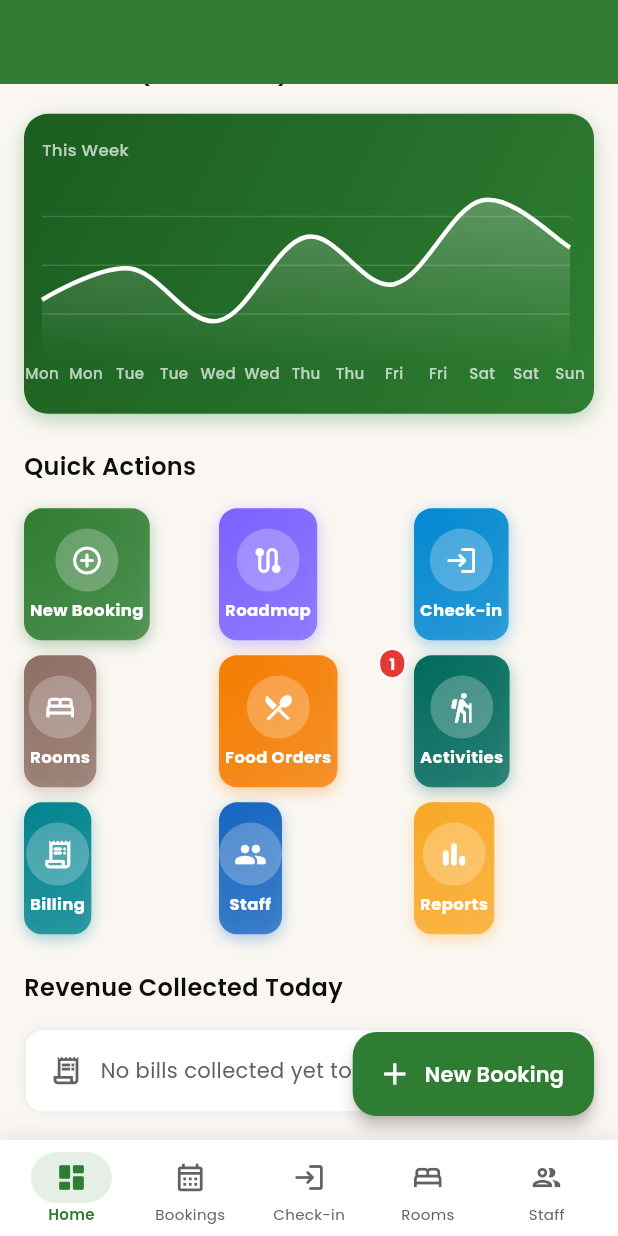
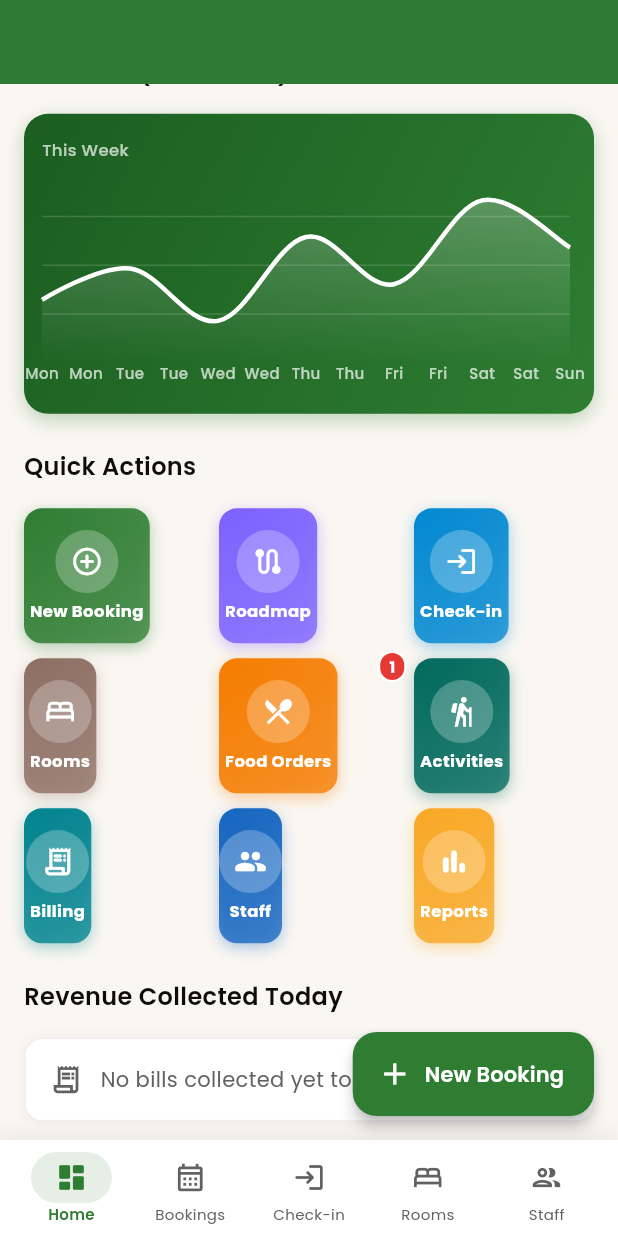
Before and after one commit to Chaitali2494/anjanvel-erp, a Flutter app: the OwnerDashboardScreen screen opened by its route, scrolled down 576 dp, on a phone screen of 412 x 824 dp. Run offline on Flutter 3.47's test engine with Material 3 defaults, Android fonts, the phone set to English and light mode, and no system bars; drawn by our look-alikes of fl_chart; our stand-ins replace firebase_core, firebase_messaging, flutter_local_notifications, flutter_riverpod, go_router, google_fonts and 7 more; missing offline and left inert: dart:html, excel; accounts and stored records are empty.

Commit message:
fix: quick actions always 3 cols, fixed 90px height via computed aspect ratio

```diff
--- a/flutter_app/lib/features/dashboard/presentation/screens/owner_dashboard_screen.dart
+++ b/flutter_app/lib/features/dashboard/presentation/screens/owner_dashboard_screen.dart
@@ -538,16 +538,19 @@ class _QuickActionsGrid extends StatelessWidget {
 
     return LayoutBuilder(
       builder: (context, constraints) {
-        final cols = (constraints.maxWidth / 110).floor().clamp(3, 6);
-        final tileW = (constraints.maxWidth - (cols - 1) * 10) / cols;
-        return Wrap(
-          spacing: 10,
-          runSpacing: 10,
-          children: actions.map((a) => SizedBox(
-            width: tileW,
-            height: 88,
-            child: _QuickActionTile(action: a),
-          )).toList(),
+        const cols = 3;
+        const spacing = 10.0;
+        final tileW = (constraints.maxWidth - (cols - 1) * spacing) / cols;
+        // Fix tile height at 90px regardless of width — prevents stretching on wide screens
+        final ratio = tileW / 90;
+        return GridView.count(
+          crossAxisCount: cols,
+          shrinkWrap: true,
+          physics: const NeverScrollableScrollPhysics(),
+          crossAxisSpacing: spacing,
+          mainAxisSpacing: spacing,
+          childAspectRatio: ratio,
+          children: actions.map((a) => _QuickActionTile(action: a)).toList(),
         );
       },
     );
```
